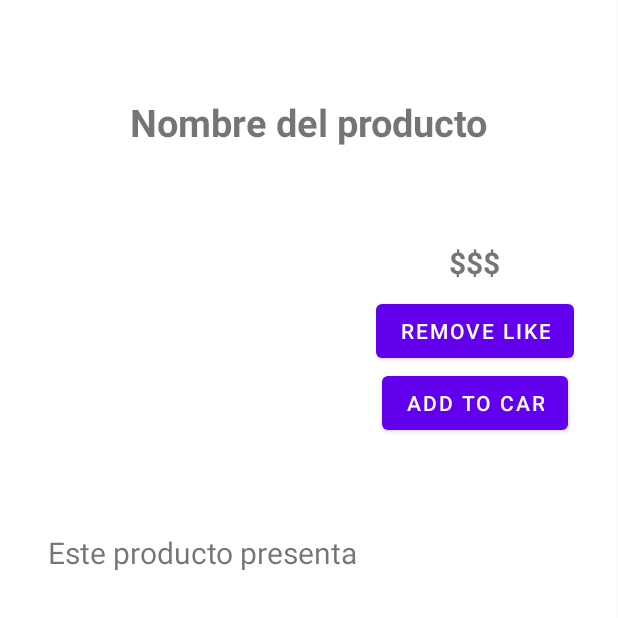
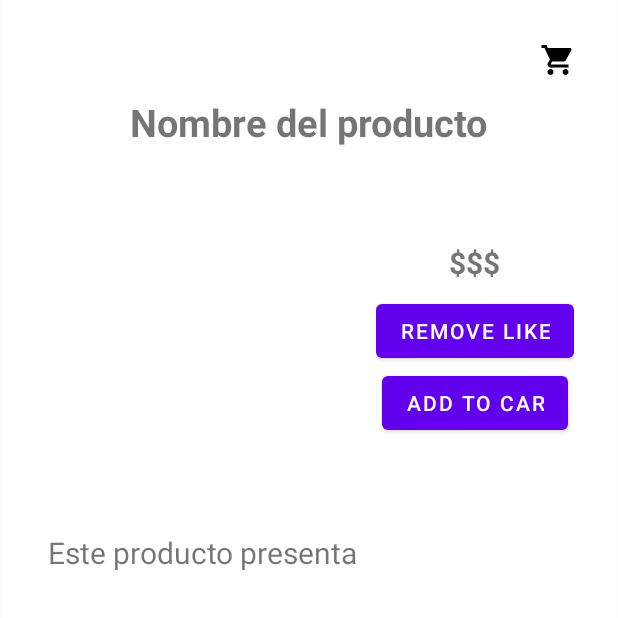
Before and after one commit to HernanTrullo/OptiMovil, an Android app: the VentanaInformacionProductos screen opened directly, with no data from a screen before it, after a tap on "ADD LIKE", on a phone screen of 412 x 824 dp, the top half of it. Run offline under Robolectric (Android 15) with nearby library versions, the phone set to English and light mode, and no system bars.

Commit message:
Aumento de base de datos para el carrito sin ventana específica

```diff
--- a/app/src/main/java/edu/unicauca/optimovil/Actividades/BDMeGusta/MeGustaBDHelper.java
+++ b/app/src/main/java/edu/unicauca/optimovil/Actividades/BD/CarritoCompraHelper.java
@@ -1,4 +1,4 @@
-package edu.unicauca.optimovil.Actividades.BDMeGusta;
+package edu.unicauca.optimovil.Actividades.BD;
 
 import android.content.ContentValues;
 import android.content.Context;
@@ -6,46 +6,45 @@ import android.database.Cursor;
 import android.database.sqlite.SQLiteDatabase;
 import android.database.sqlite.SQLiteOpenHelper;
 
-
 import androidx.annotation.Nullable;
 
-public class MeGustaBDHelper extends SQLiteOpenHelper {
+public class CarritoCompraHelper extends SQLiteOpenHelper {
 
-    public static final String DataBase_Me_Gusta = "megusta.db";
-    public static final String Tabla_Me_Gusta = "tabla_megusta";
+    public static final String DataBase_Carrito = "carrito.db";
+    public static final String Tabla_Carrito = "tabla_carrito";
     public static final String Campo_ID = "ID";
     public static final String Campo_foto = "foto";
-    public MeGustaBDHelper(@Nullable Context context) {
-        super(context, DataBase_Me_Gusta, null, 1);
+    public CarritoCompraHelper(@Nullable Context context) {
+        super(context, DataBase_Carrito, null, 1);
     }
 
     @Override
     public void onCreate(SQLiteDatabase sqLiteDatabase) {
-        sqLiteDatabase.execSQL("CREATE TABLE "+ Tabla_Me_Gusta+" (ID INTEGER PRIMARY KEY AUTOINCREMENT,foto TEXT)");
+        sqLiteDatabase.execSQL("CREATE TABLE "+ Tabla_Carrito+" (ID INTEGER PRIMARY KEY AUTOINCREMENT,foto TEXT)");
     }
 
     @Override
     public void onUpgrade(SQLiteDatabase sqLiteDatabase, int i, int i1) {
-        sqLiteDatabase.execSQL("DROP TABLE IF EXISTS "+Tabla_Me_Gusta);
+        sqLiteDatabase.execSQL("DROP TABLE IF EXISTS "+Tabla_Carrito);
         onCreate(sqLiteDatabase);
     }
-    public void insertarProducto(String fotoID)
+    public void insertarProductoaCarrito(String fotoID)
     {
         SQLiteDatabase db = this.getWritableDatabase();
         ContentValues contentValues = new ContentValues();
         contentValues.put(Campo_foto,fotoID);
-        db.insert(Tabla_Me_Gusta,null,contentValues);
+        db.insert(Tabla_Carrito,null,contentValues);
     }
-    public Cursor GetProductosMeGusta()
+    public Cursor GetProductosCarrito()
     {
         SQLiteDatabase db = this.getReadableDatabase();
-        Cursor resultado = db.rawQuery("SELECT * FROM "+Tabla_Me_Gusta,null);
+        Cursor resultado = db.rawQuery("SELECT * FROM "+Tabla_Carrito,null);
         return resultado;
     }
-    public void BorrarProducto(String id)
+    public void BorrarProductoCarrito(String id)
     {
         SQLiteDatabase db = this.getWritableDatabase();
-        db.delete(Tabla_Me_Gusta,"foto =?",new String[] {id});
+        db.delete(Tabla_Carrito,"foto =?",new String[] {id});
     }
 
 }
--- /dev/null
+++ b/app/src/main/java/edu/unicauca/optimovil/Actividades/BD/MeGustaBDHelper.java
@@ -0,0 +1,51 @@
+package edu.unicauca.optimovil.Actividades.BD;
+
+import android.content.ContentValues;
+import android.content.Context;
+import android.database.Cursor;
+import android.database.sqlite.SQLiteDatabase;
+import android.database.sqlite.SQLiteOpenHelper;
+
+
+import androidx.annotation.Nullable;
+
+public class MeGustaBDHelper extends SQLiteOpenHelper {
+
+    public static final String DataBase_Me_Gusta = "megusta.db";
+    public static final String Tabla_Me_Gusta = "tabla_megusta";
+    public static final String Campo_ID = "ID";
+    public static final String Campo_foto = "foto";
+    public MeGustaBDHelper(@Nullable Context context) {
+        super(context, DataBase_Me_Gusta, null, 1);
+    }
+
+    @Override
+    public void onCreate(SQLiteDatabase sqLiteDatabase) {
+        sqLiteDatabase.execSQL("CREATE TABLE "+ Tabla_Me_Gusta+" (ID INTEGER PRIMARY KEY AUTOINCREMENT,foto TEXT)");
+    }
+
+    @Override
+    public void onUpgrade(SQLiteDatabase sqLiteDatabase, int i, int i1) {
+        sqLiteDatabase.execSQL("DROP TABLE IF EXISTS "+Tabla_Me_Gusta);
+        onCreate(sqLiteDatabase);
+    }
+    public void insertarProductoMeGusta(String fotoID)
+    {
+        SQLiteDatabase db = this.getWritableDatabase();
+        ContentValues contentValues = new ContentValues();
+        contentValues.put(Campo_foto,fotoID);
+        db.insert(Tabla_Me_Gusta,null,contentValues);
+    }
+    public Cursor GetProductosMeGusta()
+    {
+        SQLiteDatabase db = this.getReadableDatabase();
+        Cursor resultado = db.rawQuery("SELECT * FROM "+Tabla_Me_Gusta,null);
+        return resultado;
+    }
+    public void BorrarProductoMeGusta(String id)
+    {
+        SQLiteDatabase db = this.getWritableDatabase();
+        db.delete(Tabla_Me_Gusta,"foto =?",new String[] {id});
+    }
+
+}
--- a/app/src/main/java/edu/unicauca/optimovil/Actividades/VentanaInformacionProductos.java
+++ b/app/src/main/java/edu/unicauca/optimovil/Actividades/VentanaInformacionProductos.java
@@ -1,39 +1,43 @@
 package edu.unicauca.optimovil.Actividades;
 
+import android.content.Intent;
 import android.database.Cursor;
 import android.os.Bundle;
-import android.util.Log;
 import android.view.View;
 import android.widget.Button;
+import android.widget.ImageButton;
 import android.widget.ImageView;
 
 import androidx.appcompat.app.AppCompatActivity;
 import androidx.fragment.app.FragmentManager;
+import android.content.Intent;
+import java.util.ArrayList;
 
-import java.util.ArrayList;
-import java.util.Objects;
-
-import edu.unicauca.optimovil.Actividades.BDMeGusta.MeGustaBDHelper;
-import edu.unicauca.optimovil.Actividades.Clases.Producto;
+import edu.unicauca.optimovil.Actividades.BD.CarritoCompraHelper;
+import edu.unicauca.optimovil.Actividades.BD.MeGustaBDHelper;
 import edu.unicauca.optimovil.R;
 import edu.unicauca.optimovil.fragments.BotonesFragment;
 
 public class VentanaInformacionProductos extends AppCompatActivity{
 
     MeGustaBDHelper conn;
+    CarritoCompraHelper conncc;
     ImageView iv_Producto;
     Button btn_Me_gusta;
+    Button btn_Carrito;
+    ImageButton ibtn_Carrito;
     int resId;
     String resIDStr;
-    boolean estaEnLista;
+    boolean estaEnLista,estaEnCarrito;
     @Override
     protected void onCreate(Bundle savedInstanceState) {
         super.onCreate(savedInstanceState);
-
         setContentView(R.layout.activity_ventana_informacion_productos);
         Bundle bundle = getIntent().getExtras();
         iv_Producto = findViewById(R.id.imagen_del_producto);
         btn_Me_gusta = findViewById(R.id.Me_Gusta);
+        btn_Carrito = findViewById(R.id.Comprar);
+        ibtn_Carrito = findViewById(R.id.CarritoCompra);
         if (bundle != null) {
             resId = bundle.getInt("Imagen");
             iv_Producto.setImageResource(resId);
@@ -43,27 +47,52 @@ public class VentanaInformacionProductos extends AppCompatActivity{
                 .replace(R.id.layout_fragment_btn, BotonesFragment.class, null)
                 .commit();
         conn = new MeGustaBDHelper(this);
+        conncc = new CarritoCompraHelper(this);
         resIDStr = String.valueOf(resId);
-        Consultar();
+        ConsultarMeGusta();
+        ConsultarCarrito();
+        ibtn_Carrito.setOnClickListener(new View.OnClickListener() {
+            @Override
+            public void onClick(View view) {
+                Intent intent1 = new Intent(VentanaInformacionProductos.this,VentanaProductosMeGusta.class);
+                startActivity(intent1);
+            }
+        });
         btn_Me_gusta.setOnClickListener(new View.OnClickListener() {
             public void onClick(View v) {
-                Consultar();
+                ConsultarMeGusta();
                 if(estaEnLista==false)
                 {
-                    conn.insertarProducto(resIDStr);
+                    conn.insertarProductoMeGusta(resIDStr);
                     btn_Me_gusta.setText(R.string.btn_no_me_gusta);
                 }
                 if(estaEnLista==true)
                 {
-                    conn.BorrarProducto(resIDStr);
+                    conn.BorrarProductoMeGusta(resIDStr);
                     btn_Me_gusta.setText(R.string.btn_me_gusta);
+                }
+
+            }
+        });
+        btn_Carrito.setOnClickListener(new View.OnClickListener() {
+            public void onClick(View v) {
+                ConsultarCarrito();
+                if(estaEnCarrito==false)
+                {
+                    conncc.insertarProductoaCarrito(resIDStr);
+                    btn_Carrito.setText(R.string.btn_no_comprar);
+                }
+                if(estaEnCarrito==true)
+                {
+                    conncc.BorrarProductoCarrito(resIDStr);
+                    btn_Carrito.setText(R.string.btn_comprar);
                 }
 
             }
         });
     }
 
-    private void Consultar()
+    private void ConsultarMeGusta()
     {
         Cursor cursor = conn.GetProductosMeGusta();
         ArrayList<String> Lista= new ArrayList<String>();
@@ -85,61 +114,27 @@ public class VentanaInformacionProductos extends AppCompatActivity{
             }
         }
     }
-
-    //private void getTasks() {
-     /*   class GetTasks extends AsyncTask<Void, Void, List<ListaMeGusta>> {
-        private OnTaskCompleted listener;
-
-        public GetTasks(OnTaskCompleted listener){
-            this.listener=listener;
+    private void ConsultarCarrito()
+    {
+        Cursor cursor = conncc.GetProductosCarrito();
+        ArrayList<String> Carrito= new ArrayList<String>();
+        while (cursor.moveToNext())
+        {
+            Carrito.add(cursor.getString(1));
         }
-            @Override
-            protected List<ListaMeGusta> doInBackground(Void... voids) {
-                List<ListaMeGusta> taskList = ListaMeGustaDataBaseAccesor
-                        .getInstance(getApplication()).listaMeGustaDAO().loadAllItems();
-                return taskList;
+        for (int i = 0; i < Carrito.size(); i++) {
+            if(Carrito.get(i).equals(resIDStr))
+            {
+                estaEnCarrito = true;
+                btn_Carrito.setText(R.string.btn_no_comprar);
+                i = Carrito.size();
             }
-
-            @Override
-            protected void onPostExecute(List<ListaMeGusta> tasks) {
-                super.onPostExecute(tasks);
-                ListaProductosMeGusta.clear();
-                ListaProductosMeGustadb.clear();
-                for (int i = 0; i < tasks.size(); i++) {
-                    ListaProductosMeGusta.add(tasks.get(i).getTask());
-                    ListaProductosMeGustadb.add(tasks.get(i));
-                    //System.out.println(tasks.get(i).getTask());
-                }
-                listener.response(ListaProductosMeGusta);
-                //System.out.println(ListaProductosMeGusta);
+            else
+            {
+                btn_Carrito.setText(R.string.btn_comprar);
+                estaEnCarrito = false;
             }
         }
-        //GetTasks getTasks = new GetTasks();
-        //getTasks.execute();
-        //System.out.println(ListaProductosMeGusta);
+    }
 
-        //return ListaProductosMeGusta;
-
-    //}
-    private void saveTask(final ListaMeGusta task) {
-        class SaveTask extends AsyncTask<Void, Void, Void> {
-
-            @Override
-            protected Void doInBackground(Void... voids) {
-                //adding to database
-                ListaMeGustaDataBaseAccesor.getInstance(getApplication()).listaMeGustaDAO().insertListaProducto(task);
-                return null;
-            }
-
-            @Override
-            protected void onPostExecute(Void aVoid) {
-                super.onPostExecute(aVoid);
-                //getTasks();
-            }
-        }
-
-        SaveTask saveTask = new SaveTask();
-        saveTask.execute();
-    }*/
-
-}
+    }
--- a/app/src/main/java/edu/unicauca/optimovil/Actividades/VentanaProductosMeGusta.java
+++ b/app/src/main/java/edu/unicauca/optimovil/Actividades/VentanaProductosMeGusta.java
@@ -2,7 +2,6 @@ package edu.unicauca.optimovil.Actividades;
 
 import android.content.Intent;
 import android.database.Cursor;
-import android.os.AsyncTask;
 import android.os.Bundle;
 
 import androidx.appcompat.app.AppCompatActivity;
@@ -11,13 +10,10 @@ import androidx.recyclerview.widget.LinearLayoutManager;
 import androidx.recyclerview.widget.RecyclerView;
 
 import java.util.ArrayList;
-import java.util.List;
 
-import edu.unicauca.optimovil.Actividades.BDMeGusta.MeGustaBDHelper;
+import edu.unicauca.optimovil.Actividades.BD.MeGustaBDHelper;
 import edu.unicauca.optimovil.Actividades.Clases.AdaptadorProducto;
 import edu.unicauca.optimovil.Actividades.Clases.Producto;
-//import edu.unicauca.optimovil.ListaMeGustaDB.ListaMeGusta;
-//import edu.unicauca.optimovil.ListaMeGustaDB.ListaMeGustaDataBaseAccesor;
 import edu.unicauca.optimovil.R;
 import edu.unicauca.optimovil.fragments.BotonesFragment;
 
--- a/app/src/main/res/layout/activity_ventana_informacion_productos.xml
+++ b/app/src/main/res/layout/activity_ventana_informacion_productos.xml
@@ -5,6 +5,27 @@
     android:layout_width="match_parent"
     android:layout_height="match_parent"
     tools:context=".Actividades.VentanaInformacionProductos">
+    <androidx.constraintlayout.widget.ConstraintLayout
+        android:id="@+id/constraintLayout"
+        android:layout_width="64dp"
+        android:layout_height="64dp"
+        android:layout_marginTop="8dp"
+        android:layout_marginEnd="8dp"
+        app:layout_constraintEnd_toEndOf="parent"
+
+        app:layout_constraintTop_toTopOf="parent">
+
+        <ImageButton
+            android:id="@+id/CarritoCompra"
+            android:layout_width="match_parent"
+            android:layout_height="match_parent"
+            android:layout_weight="1"
+            android:background="@color/white"
+            app:layout_constraintEnd_toEndOf="parent"
+            app:layout_constraintStart_toStartOf="parent"
+            app:layout_constraintTop_toTopOf="parent"
+            app:srcCompat="@drawable/ic_btn_shopping_cart_24" />
+    </androidx.constraintlayout.widget.ConstraintLayout>
 
     <FrameLayout
         android:id="@+id/layout_fragment_btn"
--- a/app/src/main/res/values/strings.xml
+++ b/app/src/main/res/values/strings.xml
@@ -23,4 +23,5 @@
     <string name="lb_btn_citas">"Optometry "</string>
     <string name="lb_btn_wapp">Whatsapp</string>
     <string name="btn_no_me_gusta">Remove like</string>
+    <string name="btn_no_comprar">Remove from car</string>
 </resources>
```
Also changed, not shown: app/src/main/java/edu/unicauca/optimovil/Actividades/VentanaProducto.java (+11 -2 lines), app/src/main/res/layout/activity_ventana_producto.xml (+26 -3 lines), 1 other file.
